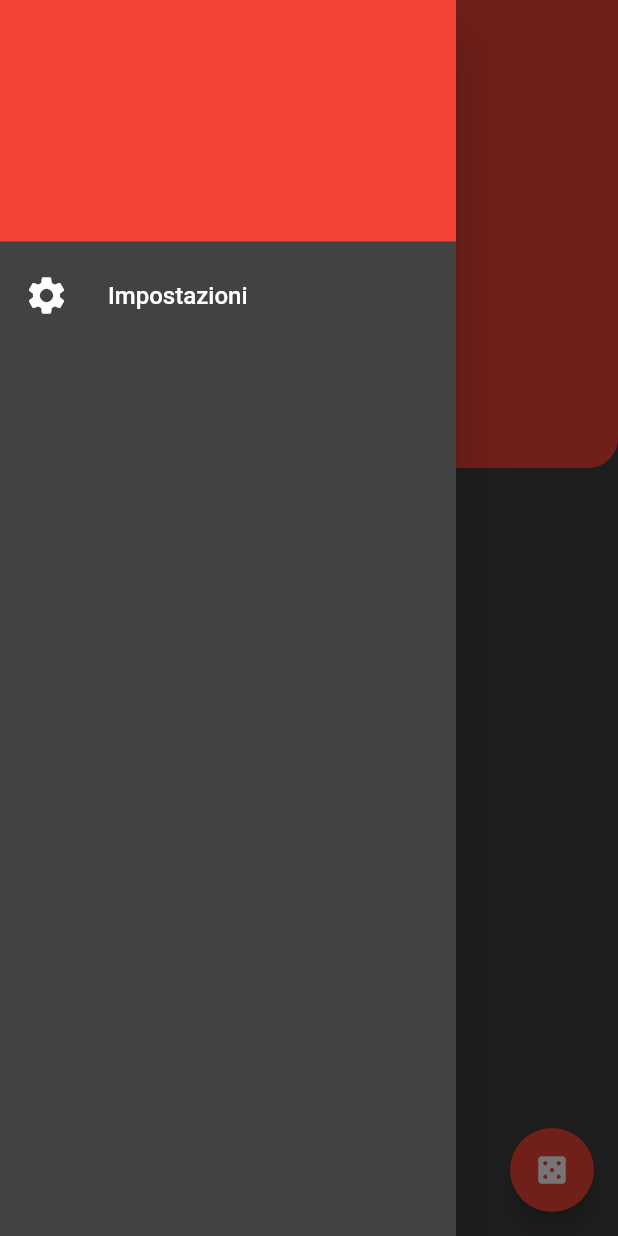
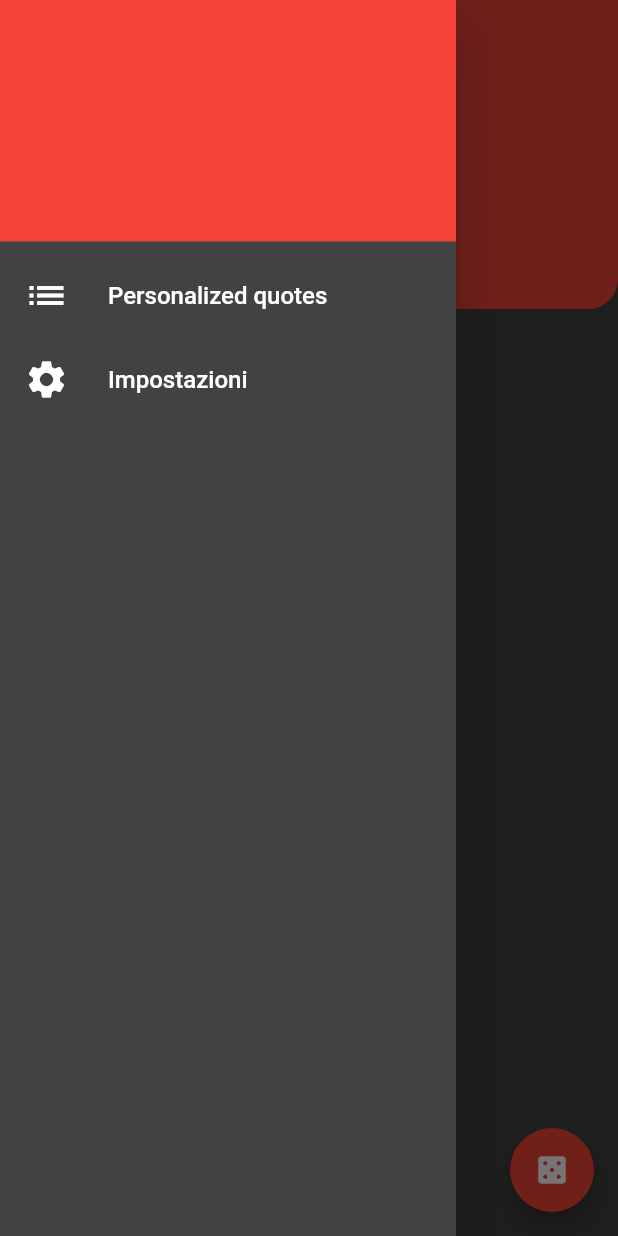
Before and after one commit to SymonRod/random_numbers, a Flutter app: the screen it shows after launch, with the side drawer open, on a phone screen of 412 x 824 dp. Run offline on Flutter 3.47's test engine with Material 2 defaults, Android fonts, the phone set to English and light mode, and no system bars; our stand-ins replace flutter_colorpicker.

Commit message:
Added personalized quote page and data model

```diff
--- a/lib/main.dart
+++ b/lib/main.dart
@@ -1,6 +1,8 @@
 import 'package:flutter/material.dart';
+import 'package:flutter/services.dart';
 import 'package:provider/provider.dart';
 import 'package:random_numbers/models/statemanager.dart';
+import 'package:random_numbers/screen/personalized_quotes.dart';
 import 'package:random_numbers/screen/settings.dart';
 
 void main() {
@@ -32,6 +34,11 @@ class _MyHomePageState extends State<MyHomePage> {
   @override
   Widget build(BuildContext context) {
     var currentColor = Provider.of<StateManager>(context).appMainColor;
+
+    SystemChrome.setSystemUIOverlayStyle(SystemUiOverlayStyle(
+      systemNavigationBarColor: currentColor, // navigation bar color
+      statusBarColor: Colors.transparent, // status bar color
+    ));
 
     _dismissDialog() {
       Navigator.pop(context);
@@ -77,8 +84,7 @@ class _MyHomePageState extends State<MyHomePage> {
           });
     }
 
-    return SafeArea(
-      child: Scaffold(
+    return Scaffold(
       drawer: Drawer(
         child: Container(
           color: Theme.of(context).backgroundColor,
@@ -88,6 +94,24 @@ class _MyHomePageState extends State<MyHomePage> {
                 color: Theme.of(context).primaryColor,
               ),
               child: Container(),
+            ),
+            ListTile(
+              onTap: () {
+                Navigator.push(
+                    (context),
+                    new MaterialPageRoute(
+                        builder: (ctxt) => new PersonalizedQuotes()));
+              },
+              leading: GestureDetector(
+                child: Icon(
+                  Icons.list,
+                  color: Theme.of(context).cardColor,
+                ),
+              ),
+              title: Text(
+                "Personalized quotes",
+                style: Theme.of(context).textTheme.bodyText1,
+              ),
             ),
             ListTile(
               onTap: () {
@@ -104,25 +128,19 @@ class _MyHomePageState extends State<MyHomePage> {
                 "Impostazioni",
                 style: Theme.of(context).textTheme.bodyText1,
               ),
-              )
+            ),
           ]),
         ),
-        ),
-        appBar: AppBar(
-          title: Row(
-              // ignore: prefer_const_literals_to_create_immutables
-              ),
-          backgroundColor: currentColor,
-          elevation: 0,
       ),
       body: Center(
         child: Column(
           mainAxisAlignment: MainAxisAlignment.center,
           children: <Widget>[
             Expanded(
-                flex: 3,
+              flex: 2,
               child: Container(
-                  height: 200,
+                padding: EdgeInsets.only(top: 40),
+                height: 150,
                 decoration: BoxDecoration(
                   color: currentColor,
                   borderRadius: const BorderRadius.only(
@@ -236,7 +254,6 @@ class _MyHomePageState extends State<MyHomePage> {
         tooltip: 'New random number',
         child: const Icon(Icons.casino),
       ),
-      ),
     );
   }
 }
--- a/lib/models/data.dart
+++ b/lib/models/data.dart
@@ -1,6 +1,7 @@
 import 'dart:math';
 import 'package:flutter/material.dart';
 import 'package:json_annotation/json_annotation.dart';
+import 'package:random_numbers/models/quotes.dart';
 
 part 'data.g.dart';
 
@@ -14,6 +15,7 @@ class Data {
   bool norepeat;
   bool noNumberLeft;
   List<int> allNumbers;
+  Quotes quotes = Quotes();
 
   Data({
     this.min = 10,
@@ -23,6 +25,7 @@ class Data {
     this.norepeat = true,
     this.noNumberLeft = false,
     this.allNumbers = const [1],
+    required this.quotes,
   });
 
   factory Data.fromJson(Map<String, dynamic> data) => _$DataFromJson(data);
--- /dev/null
+++ b/lib/models/quotes.dart
@@ -0,0 +1,30 @@
+import 'dart:math';
+import 'package:flutter/material.dart';
+import 'package:json_annotation/json_annotation.dart';
+
+part 'quotes.g.dart';
+
+@JsonSerializable()
+class Quote {
+  late String quote;
+  late int index;
+
+  Quote({this.quote = "", this.index = 0});
+
+  factory Quote.fromJson(Map<String, dynamic> data) => _$QuoteFromJson(data);
+
+  Map<String, dynamic> toJson() => _$QuoteToJson(this);
+}
+
+@JsonSerializable()
+class Quotes {
+  late List<Quote> quotes;
+
+  Quotes({
+    this.quotes = const <Quote>[],
+  });
+
+  factory Quotes.fromJson(Map<String, dynamic> data) => _$QuotesFromJson(data);
+
+  Map<String, dynamic> toJson() => _$QuotesToJson(this);
+}
--- a/lib/models/statemanager.dart
+++ b/lib/models/statemanager.dart
@@ -1,12 +1,11 @@
 import 'dart:convert';
-
 import 'package:flutter/foundation.dart';
 import 'package:flutter/material.dart';
 import 'package:path_provider/path_provider.dart';
 import 'dart:io';
 import 'dart:math';
-
 import 'package:random_numbers/models/data.dart';
+import 'package:random_numbers/models/quotes.dart';
 
 extension HexColor on Color {
   /// String is in the format "aabbcc" or "ffaabbcc" with an optional leading "#".
@@ -30,7 +29,7 @@ class StateManager with ChangeNotifier {
   Color _appMainColor = Colors.red;
   final Random _random = Random();
   var directory;
-  Data userData = Data();
+  Data userData = Data(quotes: Quotes());
 
   void _init() async {
     directory = await getApplicationDocumentsDirectory();
@@ -52,7 +51,8 @@ class StateManager with ChangeNotifier {
           hexColor: "#2ACAEA",
           norepeat: false,
           noNumberLeft: false,
-          allNumbers: []);
+          allNumbers: [],
+          quotes: Quotes());
     }
     userData = tempData;
     notifyListeners();
```
Also changed, not shown: lib/screen/personalized_quotes.dart (added, +24 -0 lines), lib/models/data.g.dart, lib/models/quotes.g.dart (added), pubspec.lock. Lines whose indentation alone changed are shown as unchanged.
